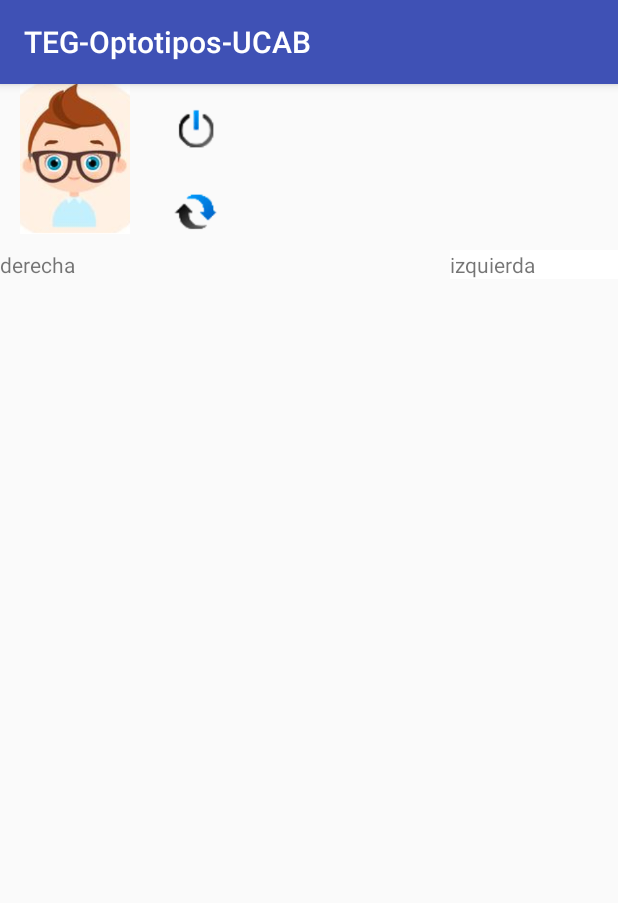
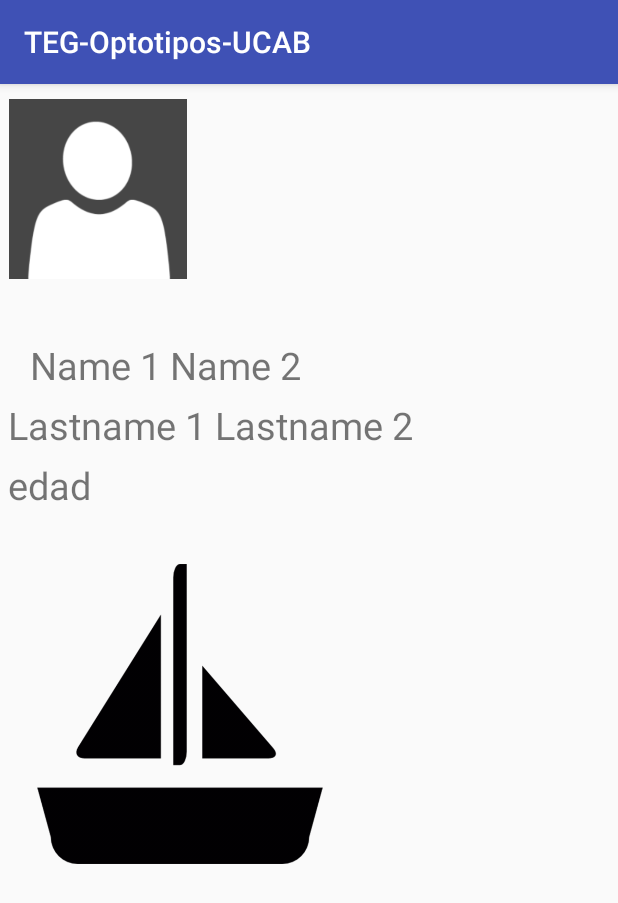
Before and after one commit to edgkid/tesisDevelop, an Android app: the ResultInteractionActivity screen opened directly, with no data from a screen before it, on a phone screen of 412 x 824 dp. Shown: the top 903 px of the screen. Run offline under Robolectric (Android 15) with nearby library versions, the phone set to English and light mode, and no system bars.

Commit message:
Se esta creando la actividad para mostrar una vez se interactua con los optotipos, aqui se muestra nombre foto y se trabaja en la lista de los optotipos resultantes

```diff
--- a/OptotypeDevelope/app/src/main/java/com/example/edgar/optotypedevelope/ResultInteractionActivity.java
+++ b/OptotypeDevelope/app/src/main/java/com/example/edgar/optotypedevelope/ResultInteractionActivity.java
@@ -1,13 +1,81 @@
 package com.example.edgar.optotypedevelope;
 
+import android.content.Intent;
+import android.graphics.Bitmap;
+import android.graphics.BitmapFactory;
 import android.support.v7.app.AppCompatActivity;
 import android.os.Bundle;
+import android.util.Base64;
+import android.util.Log;
+import android.widget.ImageView;
+import android.widget.ListView;
+import android.widget.TextView;
+
 
 public class ResultInteractionActivity extends AppCompatActivity {
+
+    ImageView imagePerfil;
+    TextView  textNames;
+    TextView  textLastNames;
+    TextView  textYearsOld;
+
+    ListView interactionResult;
+
+    Bundle patientExtras;
 
     @Override
     protected void onCreate(Bundle savedInstanceState) {
         super.onCreate(savedInstanceState);
         setContentView(R.layout.activity_result_interaction);
+
+        imagePerfil = (ImageView) findViewById(R.id.imageViewResultPatient);
+        textNames = (TextView) findViewById(R.id.textViewNAmePatient);
+        textLastNames = (TextView) findViewById(R.id.textViewLastnamePatient);
+        textYearsOld = (TextView) findViewById(R.id.textYearsPatient);
+        interactionResult = (ListView) findViewById(R.id.listResult);
+
+        Intent intentData = getIntent();
+        patientExtras = intentData.getExtras();
+
+        if (patientExtras != null){
+            proccessBundle();
+            proccessPhoto((String)patientExtras.get("IdPatient"));
+        }
+
+
     }
+
+    public void proccessBundle(){
+
+        Log.d("message: ", "ProcessBundle");
+        String []completeName = patientExtras.get("Patient").toString().split(" ");
+        String [] years = patientExtras.get("YearsOld").toString().split(" ");
+
+        textNames.setText("Nombre: " + completeName[1] + " " + completeName[2]);
+        textLastNames.setText("Apellido: " + completeName[3] + " " + completeName[4]);
+        textYearsOld.setText("Edad: " + years[1] + " años");
+    }
+
+    public void proccessPhoto (String idPatient){
+
+        Bitmap image = null;
+        String code = null;
+        RequestPatient requestPatient = new RequestPatient(this);
+
+        code = requestPatient.getPhoto(idPatient);
+        if (code != null){
+            byte[] byteCode = Base64.decode(code, Base64.DEFAULT);
+            image = BitmapFactory.decodeByteArray(byteCode, 0 , byteCode.length);
+
+            if (image != null)
+                imagePerfil.setImageBitmap(image);
+            else
+                imagePerfil.setImageResource(R.drawable.usuario_icon);
+        }
+    }
+
+
+
+
+
 }
--- a/OptotypeDevelope/app/src/main/res/layout/activity_result_interaction.xml
+++ b/OptotypeDevelope/app/src/main/res/layout/activity_result_interaction.xml
@@ -7,73 +7,72 @@
     tools:context="com.example.edgar.optotypedevelope.ResultInteractionActivity"
     android:orientation="vertical">
 
+    <!-- left layout-->
     <LinearLayout
-        android:id="@+id/headerDashBoard"
-        android:layout_width="match_parent"
-        android:layout_height="wrap_content"
-        android:orientation="horizontal">
+        android:layout_width="300dp"
+        android:layout_height="match_parent"
+        android:orientation="vertical">
 
         <ImageView
-            android:id="@+id/imageViewLoginUser"
-            android:layout_width="100dp"
-            android:layout_height="100dp"
-            android:src="@drawable/boy"/>
+            android:id="@+id/imageViewResultPatient"
+            android:layout_width="120dp"
+            android:layout_height="120dp"
+            android:layout_marginLeft="5dp"
+            android:layout_marginTop="10dp"
+            android:src="@drawable/usuario_icon"/>
 
-        <LinearLayout
-            android:layout_width="wrap_content"
-            android:layout_height="wrap_content"
-            android:orientation="vertical">
+        <TextView
+            android:id="@+id/textViewNAmePatient"
+            android:layout_width="match_parent"
+            android:layout_height="30dp"
+            android:text="Name 1 Name 2"
+            android:typeface="sans"
+            android:layout_marginLeft="20dp"
+            android:layout_marginTop="40dp"
+            android:textSize="25dp"/>
 
+        <TextView
+            android:id="@+id/textViewLastnamePatient"
+            android:layout_width="match_parent"
+            android:layout_height="30dp"
+            android:text="Lastname 1 Lastname 2"
+            android:typeface="sans"
+            android:layout_marginLeft="5dp"
+            android:layout_marginTop="10dp"
+            android:textSize="25dp"/>
 
-            <Button
-                android:id="@+id/buttonLogout"
-                android:layout_width="50dp"
-                android:layout_height="50dp"
-                android:layout_marginLeft="5dp"
-                android:layout_marginTop="5dp"
-                android:background="@drawable/icon_on"/>
+        <TextView
+            android:id="@+id/textYearsPatient"
+            android:layout_width="match_parent"
+            android:layout_height="30dp"
+            android:text="edad"
+            android:typeface="sans"
+            android:layout_marginLeft="5dp"
+            android:layout_marginTop="10dp"
+            android:textSize="25dp"/>
 
-            <Button
-                android:id="@+id/buttonUpdate"
-                android:layout_width="50dp"
-                android:layout_height="50dp"
-                android:layout_marginLeft="5dp"
-                android:layout_marginTop="5dp"
-                android:background="@drawable/icon_updated"/>
-
-        </LinearLayout>
+        <ImageView
+            android:id="@+id/imageOptometriCard"
+            android:layout_width="200dp"
+            android:layout_height="200dp"
+            android:src="@drawable/barco_1"
+            android:layout_marginLeft="20dp"
+            android:layout_marginTop="40dp"/>
 
     </LinearLayout>
 
+    <!-- rigth layout -->
     <LinearLayout
-        android:layout_width="match_parent"
-        android:layout_height="wrap_content"
-        android:orientation="horizontal">
+        android:layout_width="900dp"
+        android:layout_height="match_parent"
+        android:orientation="vertical">
 
-        <LinearLayout
-            android:layout_width="300dp"
-            android:layout_height="match_parent"
-            android:orientation="vertical">
-
-            <TextView
-                android:layout_width="match_parent"
-                android:layout_height="wrap_content"
-                android:text="derecha"/>
-
-        </LinearLayout>
-
-        <LinearLayout
-            android:layout_width="900dp"
-            android:layout_height="match_parent"
-            android:orientation="vertical"
-            android:background="#FFFFFF">
-
-            <TextView
-                android:layout_width="match_parent"
-                android:layout_height="wrap_content"
-                android:text="izquierda"/>
-
-        </LinearLayout>
+        <ListView
+            android:id="@+id/listResult"
+            android:layout_width="match_parent"
+            android:layout_height="wrap_content"
+            android:layout_marginTop="20dp">
+        </ListView>
 
     </LinearLayout>
 
```
Also changed, not shown: OptotypeDevelope/app/src/main/java/com/example/edgar/optotypedevelope/InteractionActivity.java (+0 -14 lines), OptotypeDevelope/app/src/main/java/com/example/edgar/optotypedevelope/OptotypeForPatient.java (added, +47 -0 lines).
